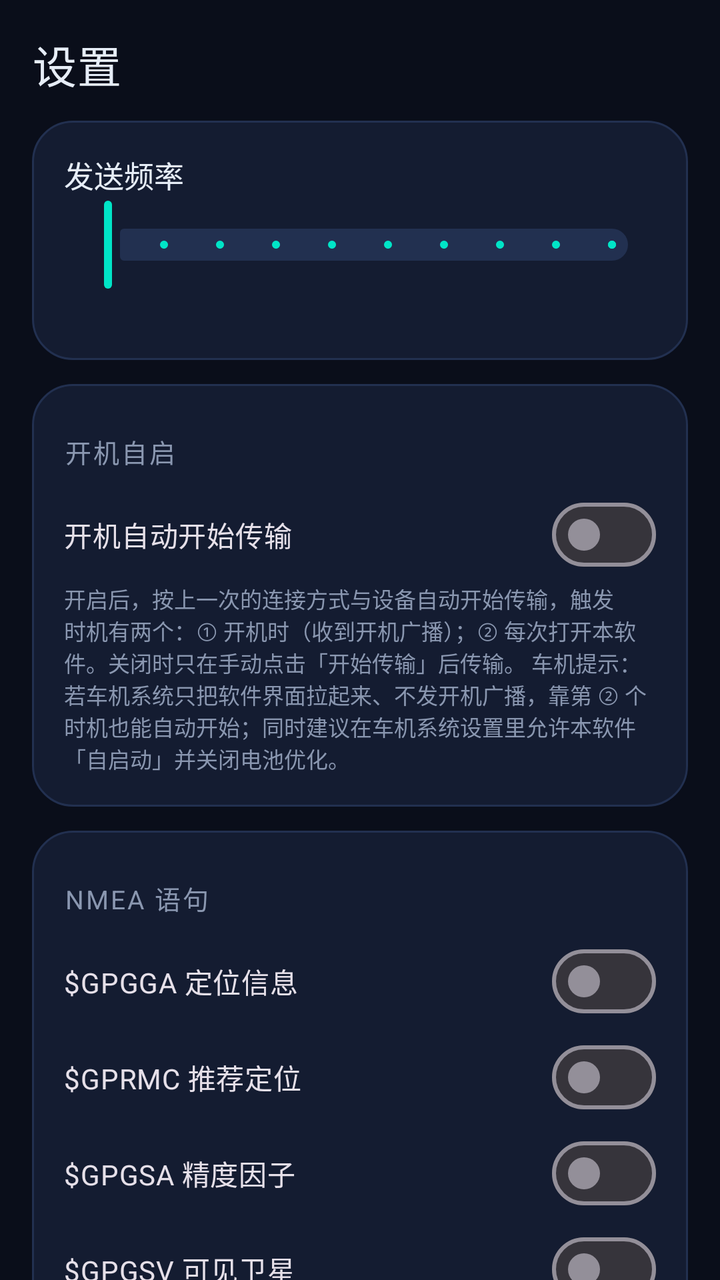
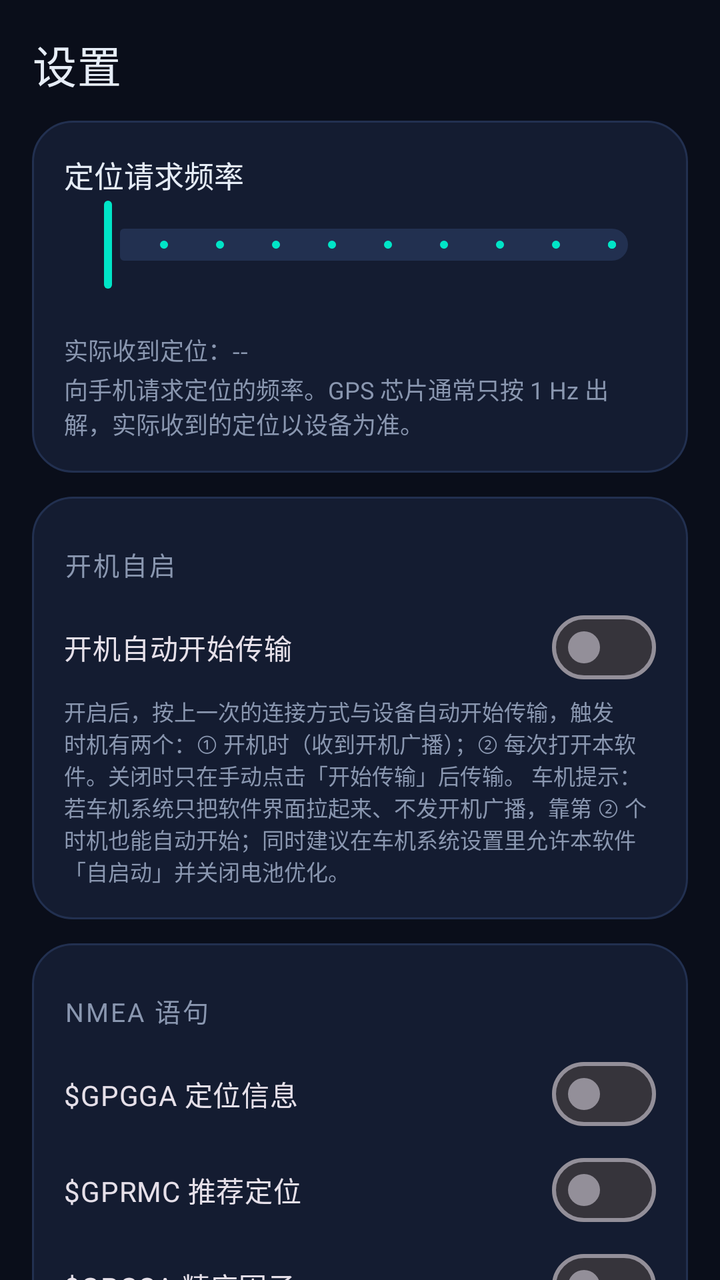

Two renders of the same Android screen: before a commit and after it. Below are the layout's source before the change and the commit's diff.
<!-- AndroidManifest.xml: application theme Theme.GpsBt -->
<!-- res/layout/fragment_settings.xml -->
<?xml version="1.0" encoding="utf-8"?>
<androidx.core.widget.NestedScrollView xmlns:android="http://schemas.android.com/apk/res/android"
    xmlns:app="http://schemas.android.com/apk/res-auto"
    android:layout_width="match_parent"
    android:layout_height="match_parent">

    <LinearLayout
        android:layout_width="match_parent"
        android:layout_height="wrap_content"
        android:orientation="vertical"
        android:padding="16dp">

        <TextView
            style="@style/TextAppearance.GpsBt.Title"
            android:layout_width="wrap_content"
            android:layout_height="wrap_content"
            android:layout_marginBottom="12dp"
            android:text="@string/settings_title" />

        <LinearLayout
            android:layout_width="match_parent"
            android:layout_height="wrap_content"
            android:background="@drawable/card_background"
            android:orientation="vertical"
            android:padding="16dp">

            <TextView
                style="@style/SettingsRow"
                android:layout_width="wrap_content"
                android:layout_height="wrap_content"
                android:text="@string/settings_rate" />

            <com.google.android.material.slider.Slider
                android:id="@+id/rate_slider"
                android:layout_width="match_parent"
                android:layout_height="wrap_content"
                android:stepSize="1"
                android:valueFrom="1"
                android:valueTo="10"
                app:labelBehavior="gone"
                app:thumbColor="@color/color_primary"
                app:trackColorActive="@color/color_primary"
                app:trackColorInactive="@color/color_card_stroke" />

            <TextView
                android:id="@+id/rate_value"
                style="@style/ValueText"
                android:layout_width="wrap_content"
                android:layout_height="wrap_content"
                android:textSize="13sp" />
        </LinearLayout>

        <LinearLayout
            android:layout_width="match_parent"
            android:layout_height="wrap_content"
            android:layout_marginTop="12dp"
            android:background="@drawable/card_background"
            android:orientation="vertical"
            android:padding="16dp">

            <TextView
                style="@style/SectionTitle"
                android:layout_width="wrap_content"
                android:layout_height="wrap_content"
                android:text="@string/settings_autostart_section" />

            <com.google.android.material.materialswitch.MaterialSwitch
                android:id="@+id/sw_autostart"
                android:layout_width="match_parent"
                android:layout_height="wrap_content"
                android:text="@string/settings_autostart" />

            <TextView
                style="@style/TextSecondary"
                android:layout_width="match_parent"
                android:layout_height="wrap_content"
                android:text="@string/settings_autostart_desc"
                android:textSize="11sp" />
        </LinearLayout>

        <LinearLayout
            android:layout_width="match_parent"
            android:layout_height="wrap_content"
            android:layout_marginTop="12dp"
            android:background="@drawable/card_background"
            android:orientation="vertical"
            android:padding="16dp">

            <TextView
                style="@style/SectionTitle"
                android:layout_width="wrap_content"
                android:layout_height="wrap_content"
                android:text="@string/settings_sentences" />

            <com.google.android.material.materialswitch.MaterialSwitch
                android:id="@+id/sw_gga"
                android:layout_width="match_parent"
                android:layout_height="wrap_content"
                android:text="$GPGGA 定位信息" />

            <com.google.android.material.materialswitch.MaterialSwitch
                android:id="@+id/sw_rmc"
                android:layout_width="match_parent"
                android:layout_height="wrap_content"
                android:text="$GPRMC 推荐定位" />

            <com.google.android.material.materialswitch.MaterialSwitch
                android:id="@+id/sw_gsa"
                android:layout_width="match_parent"
                android:layout_height="wrap_content"
                android:text="$GPGSA 精度因子" />

            <com.google.android.material.materialswitch.MaterialSwitch
                android:id="@+id/sw_gsv"
                android:layout_width="match_parent"
                android:layout_height="wrap_content"
                android:text="$GPGSV 可见卫星" />

            <com.google.android.material.materialswitch.MaterialSwitch
                android:id="@+id/sw_vtg"
                android:layout_width="match_parent"
                android:layout_height="wrap_content"
                android:text="$GPVTG 速度航向" />
        </LinearLayout>

        <LinearLayout
            android:layout_width="match_parent"
            android:layout_height="wrap_content"
            android:layout_marginTop="12dp"
            android:background="@drawable/card_background"
            android:orientation="vertical"
            android:padding="16dp">

            <TextView
                style="@style/SectionTitle"
                android:layout_width="wrap_content"
                android:layout_height="wrap_content"
                android:text="@string/settings_service_title" />

            <com.google.android.material.textfield.TextInputLayout
                style="@style/Widget.Material3.TextInputLayout.OutlinedBox"
                android:layout_width="match_parent"
                android:layout_height="wrap_content"
                android:layout_marginTop="8dp"
                android:hint="@string/home_service_name">

                <com.google.android.material.textfield.TextInputEditText
                    android:id="@+id/input_service_name"
                    android:layout_width="match_parent"
                    android:layout_height="wrap_content"
                    android:inputType="text"
                    android:maxLines="1"
                    android:textColor="@color/color_text_primary" />
            </com.google.android.material.textfield.TextInputLayout>

            <com.google.android.material.textfield.TextInputLayout
                style="@style/Widget.Material3.TextInputLayout.OutlinedBox"
                android:layout_width="match_parent"
                android:layout_height="wrap_content"
                android:layout_marginTop="8dp"
                android:hint="@string/home_service_uuid">

                <com.google.android.material.textfield.TextInputEditText
                    android:id="@+id/input_uuid"
                    android:layout_width="match_parent"
                    android:layout_height="wrap_content"
                    android:inputType="text"
                    android:maxLines="1"
                    android:textColor="@color/color_text_primary" />
            </com.google.android.material.textfield.TextInputLayout>

            <Button
                android:id="@+id/btn_restore_defaults"
                style="?attr/materialButtonOutlinedStyle"
                android:layout_width="wrap_content"
                android:layout_height="wrap_content"
                android:layout_marginTop="8dp"
                android:text="@string/settings_defaults"
                android:textSize="12sp" />
        </LinearLayout>

        <LinearLayout
            android:layout_width="match_parent"
            android:layout_height="wrap_content"
            android:layout_marginTop="12dp"
            android:background="@drawable/card_background"
            android:orientation="vertical"
            android:padding="16dp">

            <TextView
                style="@style/SectionTitle"
                android:layout_width="wrap_content"
                android:layout_height="wrap_content"
                android:text="@string/settings_wifi_title" />

            <com.google.android.material.textfield.TextInputLayout
                style="@style/Widget.Material3.TextInputLayout.OutlinedBox"
                android:layout_width="match_parent"
                android:layout_height="wrap_content"
                android:layout_marginTop="8dp"
                android:hint="@string/settings_wifi_port">

                <com.google.android.material.textfield.TextInputEditText
                    android:id="@+id/input_wifi_port"
                    android:layout_width="match_parent"
                    android:layout_height="wrap_content"
                    android:inputType="number"
                    android:maxLines="1"
                    android:textColor="@color/color_text_primary" />
            </com.google.android.material.textfield.TextInputLayout>

            <TextView
                style="@style/TextSecondary"
                android:layout_width="match_parent"
                android:layout_height="wrap_content"
                android:text="@string/settings_wifi_port_desc"
                android:textSize="11sp" />

            <com.google.android.material.materialswitch.MaterialSwitch
                android:id="@+id/sw_discovery"
                android:layout_width="match_parent"
                android:layout_height="wrap_content"
                android:layout_marginTop="12dp"
                android:text="@string/settings_discovery" />

            <TextView
                style="@style/TextSecondary"
                android:layout_width="match_parent"
                android:layout_height="wrap_content"
                android:text="@string/settings_discovery_desc"
                android:textSize="11sp" />

            <com.google.android.material.textfield.TextInputLayout
                style="@style/Widget.Material3.TextInputLayout.OutlinedBox"
                android:layout_width="match_parent"
                android:layout_height="wrap_content"
                android:layout_marginTop="8dp"
                android:hint="@string/settings_discovery_port">

                <com.google.android.material.textfield.TextInputEditText
                    android:id="@+id/input_discovery_port"
                    android:layout_width="match_parent"
                    android:layout_height="wrap_content"
                    android:inputType="number"
                    android:maxLines="1"
                    android:textColor="@color/color_text_primary" />
            </com.google.android.material.textfield.TextInputLayout>
        </LinearLayout>

        <LinearLayout
            android:layout_width="match_parent"
            android:layout_height="wrap_content"
            android:layout_marginTop="12dp"
            android:background="@drawable/card_background"
            android:orientation="vertical"
            android:padding="16dp">

            <TextView
                style="@style/SectionTitle"
                android:layout_width="wrap_content"
                android:layout_height="wrap_content"
                android:text="@string/settings_location_title" />

            <com.google.android.material.materialswitch.MaterialSwitch
                android:id="@+id/sw_allow_network"
                android:layout_width="match_parent"
                android:layout_height="wrap_content"
                android:text="@string/settings_allow_network" />

            <TextView
                style="@style/TextSecondary"
                android:layout_width="match_parent"
                android:layout_height="wrap_content"
                android:text="@string/settings_allow_network_desc"
                android:textSize="11sp" />

            <TextView
                style="@style/SettingsRow"
                android:layout_width="wrap_content"
                android:layout_height="wrap_content"
                android:layout_marginTop="12dp"
                android:text="@string/settings_stale" />

            <com.google.android.material.slider.Slider
                android:id="@+id/stale_slider"
                android:layout_width="match_parent"
                android:layout_height="wrap_content"
                android:stepSize="1"
                android:valueFrom="2"
                android:valueTo="30"
                app:labelBehavior="gone"
                app:thumbColor="@color/color_primary"
                app:trackColorActive="@color/color_primary"
                app:trackColorInactive="@color/color_card_stroke" />

            <TextView
                android:id="@+id/stale_value"
                style="@style/ValueText"
                android:layout_width="wrap_content"
                android:layout_height="wrap_content"
                android:textSize="13sp" />

            <TextView
                style="@style/SettingsRow"
                android:layout_width="wrap_content"
                android:layout_height="wrap_content"
                android:layout_marginTop="12dp"
                android:text="@string/settings_hdop" />

            <com.google.android.material.slider.Slider
                android:id="@+id/hdop_slider"
                android:layout_width="match_parent"
                android:layout_height="wrap_content"
                android:stepSize="0.1"
                android:valueFrom="0.5"
                android:valueTo="9.9"
                app:labelBehavior="gone"
                app:thumbColor="@color/color_primary"
                app:trackColorActive="@color/color_primary"
                app:trackColorInactive="@color/color_card_stroke" />

            <TextView
                android:id="@+id/hdop_value"
                style="@style/ValueText"
                android:layout_width="wrap_content"
                android:layout_height="wrap_content"
                android:textSize="13sp" />
        </LinearLayout>

        <LinearLayout
            android:layout_width="match_parent"
            android:layout_height="wrap_content"
            android:layout_marginTop="12dp"
            android:background="@drawable/card_background"
            android:orientation="vertical"
            android:padding="16dp">

            <TextView
                style="@style/SectionTitle"
                android:layout_width="wrap_content"
                android:layout_height="wrap_content"
                android:text="@string/settings_about_title" />

            <TextView
                android:id="@+id/about_body"
                style="@style/TextSecondary"
                android:layout_width="match_parent"
                android:layout_height="wrap_content"
                android:textSize="12sp" />
        </LinearLayout>

        
        <LinearLayout
            android:layout_width="match_parent"
            android:layout_height="wrap_content"
            android:layout_marginTop="12dp"
            android:background="@drawable/card_background"
            android:orientation="vertical"
            android:padding="16dp">

            <TextView
                style="@style/SectionTitle"
                android:layout_width="wrap_content"
                android:layout_height="wrap_content"
                android:text="@string/settings_contact_title" />

            <TextView
                style="@style/SettingsRow"
                android:layout_width="match_parent"
                android:layout_height="wrap_content"
                android:layout_marginTop="6dp"
                android:text="@string/brand_name"
                android:textColor="@color/color_primary" />

            <TextView
                android:id="@+id/contact_email"
                style="@style/TextSecondary"
                android:layout_width="match_parent"
                android:layout_height="wrap_content"
                android:layout_marginTop="4dp"
                android:fontFamily="monospace"
                android:text="@string/brand_email"
                android:textSize="13sp" />
        </LinearLayout>

        
        <LinearLayout
            android:layout_width="match_parent"
            android:layout_height="wrap_content"
            android:layout_marginTop="12dp"
            android:background="@drawable/card_background"
            android:orientation="vertical"
            android:padding="16dp">

            <TextView
                style="@style/SectionTitle"
                android:layout_width="wrap_content"
                android:layout_height="wrap_content"
                android:text="@string/settings_license_title" />

            <LinearLayout
                android:layout_width="match_parent"
                android:layout_height="wrap_content"
                android:layout_marginTop="8dp"
                android:gravity="center_vertical"
                android:orientation="horizontal">

                <TextView
                    style="@style/TextSecondary"
                    android:layout_width="0dp"
                    android:layout_height="wrap_content"
                    android:layout_weight="1"
                    android:text="@string/settings_license_device" />

                <TextView
                    android:id="@+id/license_device"
                    style="@style/ValueText"
                    android:layout_width="wrap_content"
                    android:layout_height="wrap_content"
                    android:fontFamily="monospace"
                    android:textSize="14sp" />

                <Button
                    android:id="@+id/btn_copy_device"
                    style="?attr/materialButtonOutlinedStyle"
                    android:layout_width="wrap_content"
                    android:layout_height="wrap_content"
                    android:layout_marginStart="8dp"
                    android:minWidth="0dp"
                    android:text="@string/settings_license_copy"
                    android:textSize="11sp" />
            </LinearLayout>

            <LinearLayout
                android:layout_width="match_parent"
                android:layout_height="wrap_content"
                android:layout_marginTop="6dp"
                android:orientation="horizontal">

                <TextView
                    style="@style/TextSecondary"
                    android:layout_width="0dp"
                    android:layout_height="wrap_content"
                    android:layout_weight="1"
                    android:text="@string/settings_license_state" />

                <TextView
                    android:id="@+id/license_state"
                    style="@style/ValueText"
                    android:layout_width="wrap_content"
                    android:layout_height="wrap_content"
                    android:textSize="13sp" />
            </LinearLayout>

            <TextView
                android:id="@+id/license_active_since"
                style="@style/TextSecondary"
                android:layout_width="match_parent"
                android:layout_height="wrap_content"
                android:layout_marginTop="4dp"
                android:textSize="12sp"
                android:visibility="gone" />

            <LinearLayout
                android:id="@+id/license_input_area"
                android:layout_width="match_parent"
                android:layout_height="wrap_content"
                android:layout_marginTop="10dp"
                android:gravity="center_vertical"
                android:orientation="horizontal">

                <com.google.android.material.textfield.TextInputLayout
                    style="@style/Widget.Material3.TextInputLayout.OutlinedBox"
                    android:layout_width="0dp"
                    android:layout_height="wrap_content"
                    android:layout_weight="1"
                    android:hint="@string/settings_license_input">

                    <com.google.android.material.textfield.TextInputEditText
                        android:id="@+id/input_license"
                        android:layout_width="match_parent"
                        android:layout_height="wrap_content"
                        android:fontFamily="monospace"
                        android:inputType="textCapCharacters"
                        android:maxLines="1"
                        android:textColor="@color/color_text_primary" />
                </com.google.android.material.textfield.TextInputLayout>

                <Button
                    android:id="@+id/btn_apply_license"
                    style="?attr/materialButtonOutlinedStyle"
                    android:layout_width="wrap_content"
                    android:layout_height="wrap_content"
                    android:layout_marginStart="8dp"
                    android:text="@string/settings_license_apply"
                    android:textSize="12sp" />
            </LinearLayout>

            <TextView
                style="@style/TextSecondary"
                android:layout_width="match_parent"
                android:layout_height="wrap_content"
                android:layout_marginTop="8dp"
                android:text="@string/settings_license_howto"
                android:textSize="11sp" />
        </LinearLayout>

        
        <LinearLayout
            android:layout_width="match_parent"
            android:layout_height="wrap_content"
            android:layout_marginTop="12dp"
            android:background="@drawable/card_background"
            android:orientation="vertical"
            android:padding="16dp">

            <TextView
                style="@style/SectionTitle"
                android:layout_width="wrap_content"
                android:layout_height="wrap_content"
                android:text="@string/settings_location_perm_title" />

            <TextView
                android:id="@+id/location_perm_state"
                style="@style/TextSecondary"
                android:layout_width="match_parent"
                android:layout_height="wrap_content"
                android:layout_marginTop="6dp"
                android:textSize="12sp" />

            <TextView
                android:id="@+id/location_perm_live"
                style="@style/TextSecondary"
                android:layout_width="match_parent"
                android:layout_height="wrap_content"
                android:layout_marginTop="6dp"
                android:textSize="11sp" />

            <Button
                android:id="@+id/btn_request_precise"
                style="?attr/materialButtonOutlinedStyle"
                android:layout_width="wrap_content"
                android:layout_height="wrap_content"
                android:layout_marginTop="8dp"
                android:text="@string/settings_location_upgrade"
                android:textSize="12sp"
                android:visibility="gone" />
        </LinearLayout>
    </LinearLayout>
</androidx.core.widget.NestedScrollView>
<!-- resources referenced by this layout -->
<resources>
  <color name="color_card_stroke">#223050</color>
  <color name="color_primary">#00E5C7</color>
  <color name="color_text_primary">#E6EDF7</color>
  <string name="brand_email">ltlt999@users.noreply.github.com</string>
  <string name="brand_name">万物皆可买</string>
  <string name="home_service_name">服务名称</string>
  <string name="home_service_uuid">SPP UUID</string>
  <string name="settings_about_title">关于</string>
  <string name="settings_allow_network">允许网络辅助定位</string>
  <string name="settings_allow_network_desc">关闭时仅使用 GPS 卫星定位，位置更精确但首次定位更慢</string>
  <string name="settings_autostart">开机自动开始传输</string>
  <string name="settings_autostart_desc">开启后，按上一次的连接方式与设备自动开始传输，触发时机有两个：① 开机时（收到开机广播）；② 每次打开本软件。关闭时只在手动点击「开始传输」后传输。
  
  车机提示：若车机系统只把软件界面拉起来、不发开机广播，靠第 ② 个时机也能自动开始；同时建议在车机系统设置里允许本软件「自启动」并关闭电池优化。</string>
  <string name="settings_autostart_section">开机自启</string>
  <string name="settings_contact_title">联系方式</string>
  <string name="settings_defaults">恢复默认</string>
  <string name="settings_discovery">允许接收端自动发现</string>
  <string name="settings_discovery_desc">开启后本机每秒广播一次 UDP 信标，接收端无需手动输入 IP。</string>
  <string name="settings_discovery_port">发现端口</string>
  <string name="settings_hdop">HDOP 基准值</string>
  <string name="settings_license_apply">配置</string>
  <string name="settings_license_copy">复制设备码</string>
  <string name="settings_license_device">设备码</string>
  <string name="settings_license_howto">把上面的设备码发到作者邮箱，会收到一串专属校验码；填进下面的输入框点「配置」即可。配置后永久有效，换设备需重新获取。</string>
  <string name="settings_license_input">校验码</string>
  <string name="settings_license_state">状态</string>
  <string name="settings_license_title">授权</string>
  <string name="settings_location_perm_title">位置权限</string>
  <string name="settings_location_title">定位来源</string>
  <string name="settings_location_upgrade">请求精确位置</string>
  <string name="settings_rate">发送频率</string>
  <string name="settings_sentences">NMEA 语句</string>
  <string name="settings_service_title">蓝牙服务</string>
  <string name="settings_stale">无定位判定超时</string>
  <string name="settings_title">设置</string>
  <string name="settings_wifi_port">TCP 端口</string>
  <string name="settings_wifi_port_desc">接收端连本机热点后，用这个端口接收数据。默认 10110 是 NMEA over TCP 的惯例端口。</string>
  <string name="settings_wifi_title">WiFi 传输</string>
  <style name="SectionTitle">
          <item name="android:textColor">@color/color_text_secondary</item>
          <item name="android:textSize">13sp</item>
          <item name="android:letterSpacing">0.08</item>
          <item name="android:layout_marginTop">8dp</item>
          <item name="android:layout_marginBottom">8dp</item>
      </style>
  <style name="SettingsRow">
          <item name="android:textColor">@color/color_text_primary</item>
          <item name="android:textSize">15sp</item>
      </style>
  <style name="TextAppearance.GpsBt.Title" parent="TextAppearance.Material3.TitleLarge">
          <item name="android:textColor">@color/color_text_primary</item>
          <item name="android:letterSpacing">0.02</item>
      </style>
  <style name="TextSecondary" parent="@android:style/TextAppearance.Material.Body2">
          <item name="android:textColor">@color/color_text_secondary</item>
      </style>
  <style name="ValueText">
          <item name="android:fontFamily">monospace</item>
          <item name="android:textColor">@color/color_text_primary</item>
          <item name="android:textSize">18sp</item>
          <item name="android:maxLines">1</item>
          <item name="android:ellipsize">end</item>
      </style>
  <color name="color_card">#141C31</color>
  <color name="color_text_secondary">#8A97B0</color>
  <color name="color_accent_blue">#3D8BFF</color>
  <color name="color_error">#FF5C6C</color>
  <color name="color_background_start">#0A0E1A</color>
  <!-- unchanged entries left out for length: 2 -->
</resources>

<!-- the commit's change to res/layout/fragment_settings.xml (unified diff, before → after) -->
@@ -48,6 +48,23 @@
                 android:layout_width="wrap_content"
                 android:layout_height="wrap_content"
                 android:textSize="13sp" />
+
+            <TextView
+                android:id="@+id/rate_actual"
+                android:layout_width="match_parent"
+                android:layout_height="wrap_content"
+                android:layout_marginTop="2dp"
+                android:text="@string/settings_rate_actual_unknown"
+                android:textColor="@color/color_text_secondary"
+                android:textSize="12sp" />
+
+            <TextView
+                android:layout_width="match_parent"
+                android:layout_height="wrap_content"
+                android:layout_marginTop="2dp"
+                android:text="@string/settings_rate_hint"
+                android:textColor="@color/color_text_secondary"
+                android:textSize="12sp" />
         </LinearLayout>
 
         <LinearLayout
<!-- resource entries referenced after the edit -->
@@ -31,7 +31,9 @@
   <string name="settings_location_perm_title">位置权限</string>
   <string name="settings_location_title">定位来源</string>
   <string name="settings_location_upgrade">请求精确位置</string>
-  <string name="settings_rate">发送频率</string>
+  <string name="settings_rate">定位请求频率</string>
+  <string name="settings_rate_actual_unknown">实际收到定位：--</string>
+  <string name="settings_rate_hint">向手机请求定位的频率。GPS 芯片通常只按 1 Hz 出解，实际收到的定位以设备为准。</string>
   <string name="settings_sentences">NMEA 语句</string>
   <string name="settings_service_title">蓝牙服务</string>
   <string name="settings_stale">无定位判定超时</string>
